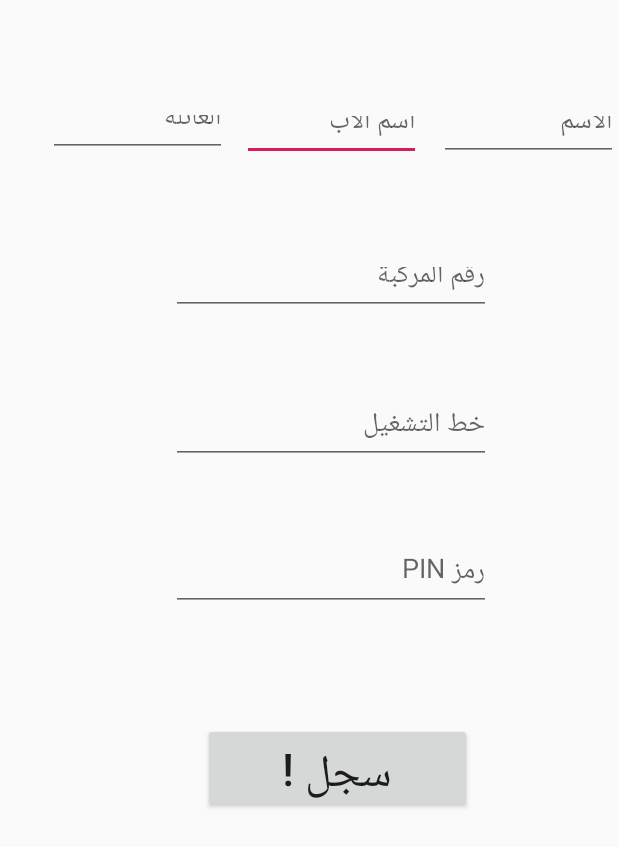
After one commit to MahmouDraidi/GradProj1, an Android app: the layout activity_driver_register.xml on its own in the app's theme, with its tools: preview values and no code run, on a phone screen of 412 x 824 dp. The commit adds this screen. Shown: the top 847 px of the screen. Run offline under Robolectric (Android 15) with nearby library versions, the light colour scheme and no system bars.

Commit message:
register

```diff
--- a/app/src/main/AndroidManifest.xml
+++ b/app/src/main/AndroidManifest.xml
@@ -7,6 +7,7 @@
          location permissions for the 'MyLocation' functionality.
     -->
     <uses-permission android:name="android.permission.ACCESS_FINE_LOCATION" />
+    <uses-permission android:name="android.permission.ACCESS_COARSE_LOCATION" />
     <uses-permission android:name="android.permission.INTERNET" />
     <uses-permission android:name="android.permission.READ_PHONE_STATE" />
 
@@ -41,6 +42,7 @@
             android:name=".MainActivity"
             android:label="@string/title_activity_main"
             android:theme="@style/AppTheme.NoActionBar" />
+        <activity android:name=".Register"/>
     </application>
 
 </manifest>
--- a/app/src/main/java/com/gradproj1/user.java
+++ b/app/src/main/java/com/gradproj1/user.java
@@ -10,7 +10,7 @@ import java.security.PrivateKey;
 import java.util.HashMap;
 import java.util.Map;
 
-public class user {
+public class    user {
     private Context context;
     private String phoneNumber;
     private String PIN;
@@ -19,7 +19,6 @@ public class user {
     private String transportation_line;
     private String line;
 
-//
 
 
     public user(Context context,String phoneNumber) {
@@ -28,7 +27,6 @@ public class user {
     }
 
     public String getLine() {
-
         return line;
     }
 
--- /dev/null
+++ b/app/src/main/res/layout/activity_driver_register.xml
@@ -0,0 +1,122 @@
+<?xml version="1.0" encoding="utf-8"?>
+<android.support.constraint.ConstraintLayout
+    xmlns:android="http://schemas.android.com/apk/res/android"
+    xmlns:app="http://schemas.android.com/apk/res-auto"
+    xmlns:tools="http://schemas.android.com/tools"
+    android:layout_width="match_parent"
+    android:layout_height="match_parent"
+    android:id="@+id/driverRegisterLayout"
+    tools:context=".Register"
+>
+
+    <EditText
+        android:id="@+id/drSName"
+        android:layout_width="119dp"
+        android:layout_height="40dp"
+        android:layout_marginTop="8dp"
+        android:layout_marginEnd="12dp"
+        android:layout_marginBottom="8dp"
+        android:ems="10"
+        android:hint="اسم الاب"
+        android:inputType="textPersonName"
+        app:layout_constraintBottom_toBottomOf="parent"
+        app:layout_constraintEnd_toStartOf="@+id/drFName"
+        app:layout_constraintTop_toTopOf="parent"
+        app:layout_constraintVertical_bias="0.077" />
+
+    <EditText
+        android:id="@+id/drLastName"
+        android:layout_width="119dp"
+        android:layout_height="38dp"
+        android:layout_marginStart="8dp"
+        android:layout_marginTop="8dp"
+        android:layout_marginEnd="8dp"
+        android:layout_marginBottom="8dp"
+        android:ems="10"
+        android:hint="العائلة"
+        android:inputType="textPersonName"
+        app:layout_constraintBottom_toBottomOf="parent"
+        app:layout_constraintEnd_toStartOf="@+id/drSName"
+        app:layout_constraintHorizontal_bias="0.925"
+        app:layout_constraintStart_toStartOf="parent"
+        app:layout_constraintTop_toTopOf="parent"
+        app:layout_constraintVertical_bias="0.076" />
+
+    <EditText
+        android:id="@+id/drFName"
+        android:layout_width="119dp"
+        android:layout_height="40dp"
+        android:layout_marginTop="8dp"
+        android:layout_marginBottom="8dp"
+        android:ems="10"
+        android:hint="الاسم"
+        android:inputType="textPersonName"
+        app:layout_constraintBottom_toBottomOf="parent"
+        app:layout_constraintEnd_toEndOf="parent"
+        app:layout_constraintTop_toTopOf="parent"
+        app:layout_constraintVertical_bias="0.077" />
+
+    <EditText
+        android:id="@+id/vehicNum"
+        android:layout_width="wrap_content"
+        android:layout_height="42dp"
+        android:layout_marginStart="8dp"
+        android:layout_marginTop="168dp"
+        android:layout_marginEnd="8dp"
+        android:ems="10"
+        android:hint="رقم المركبة"
+        android:inputType="number"
+        app:layout_constraintEnd_toEndOf="parent"
+        app:layout_constraintHorizontal_bias="0.582"
+        app:layout_constraintStart_toStartOf="parent"
+        app:layout_constraintTop_toTopOf="parent" />
+
+    <EditText
+        android:id="@+id/drLine"
+        android:layout_width="wrap_content"
+        android:layout_height="45dp"
+        android:layout_marginStart="8dp"
+        android:layout_marginTop="264dp"
+        android:layout_marginEnd="8dp"
+        android:ems="10"
+        android:hint="خط التشغيل"
+        android:inputType="textPersonName"
+        app:layout_constraintEnd_toEndOf="parent"
+        app:layout_constraintHorizontal_bias="0.582"
+        app:layout_constraintStart_toStartOf="parent"
+        app:layout_constraintTop_toTopOf="parent" />
+
+    <EditText
+        android:id="@+id/drPIN"
+        android:layout_width="wrap_content"
+        android:layout_height="wrap_content"
+        android:layout_marginStart="8dp"
+        android:layout_marginTop="356dp"
+        android:layout_marginEnd="8dp"
+        android:ems="10"
+        android:hint="PIN رمز"
+        android:inputType="number"
+        android:textAlignment="viewEnd"
+        app:layout_constraintEnd_toEndOf="parent"
+        app:layout_constraintHorizontal_bias="0.582"
+        app:layout_constraintStart_toStartOf="parent"
+        app:layout_constraintTop_toTopOf="parent" />
+
+    <Button
+        android:id="@+id/driverRegisterButton"
+        android:layout_width="179dp"
+        android:layout_height="60dp"
+        android:layout_marginStart="8dp"
+        android:layout_marginTop="8dp"
+        android:layout_marginEnd="8dp"
+        android:layout_marginBottom="8dp"
+        android:onClick="addNewDriver"
+        android:text="سجل !"
+        android:textSize="30sp"
+        app:layout_constraintBottom_toBottomOf="parent"
+        app:layout_constraintEnd_toEndOf="parent"
+        app:layout_constraintHorizontal_bias="0.587"
+        app:layout_constraintStart_toStartOf="parent"
+        app:layout_constraintTop_toBottomOf="@+id/drPIN"
+        app:layout_constraintVertical_bias="0.196" />
+</android.support.constraint.ConstraintLayout>
--- a/app/src/main/res/layout/activity_login.xml
+++ b/app/src/main/res/layout/activity_login.xml
@@ -1,4 +1,5 @@
 <?xml version="1.0" encoding="utf-8"?>
+
 <android.support.constraint.ConstraintLayout xmlns:android="http://schemas.android.com/apk/res/android"
     xmlns:app="http://schemas.android.com/apk/res-auto"
     xmlns:tools="http://schemas.android.com/tools"
@@ -45,7 +46,8 @@
         android:textSize="18sp"
         app:layout_constraintBottom_toBottomOf="parent"
         app:layout_constraintEnd_toEndOf="parent"
-        app:layout_constraintStart_toStartOf="parent" />
+        app:layout_constraintStart_toStartOf="parent"
+        android:onClick="signUp" />
 
     <TextView
         android:id="@+id/textView3"
```
Also changed, not shown: app/src/main/java/com/gradproj1/MainActivity.java (+1 -6 lines), app/src/main/java/com/gradproj1/Register.java (added, +125 -0 lines), app/src/main/java/com/gradproj1/login.java (+9 -6 lines), app/src/main/res/layout/activity_client_driver.xml (added, +43 -0 lines), app/src/main/res/layout/activity_client_register.xml (added, +115 -0 lines), app/src/main/res/layout/activity_enter_number.xml (added, +57 -0 lines).
